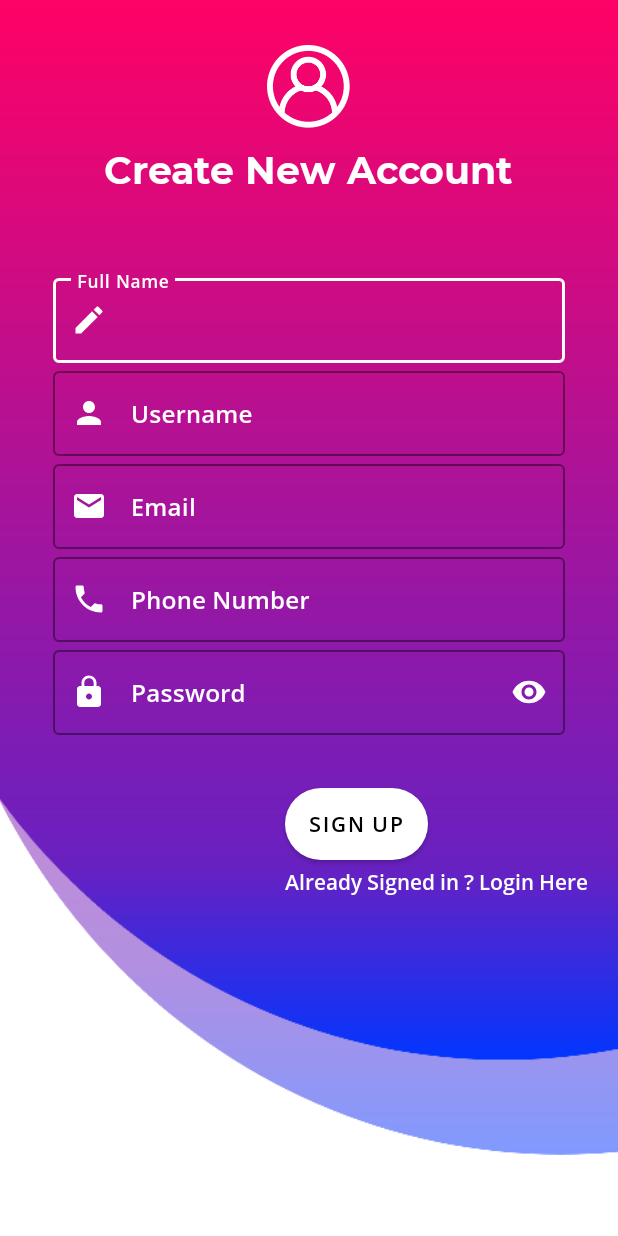
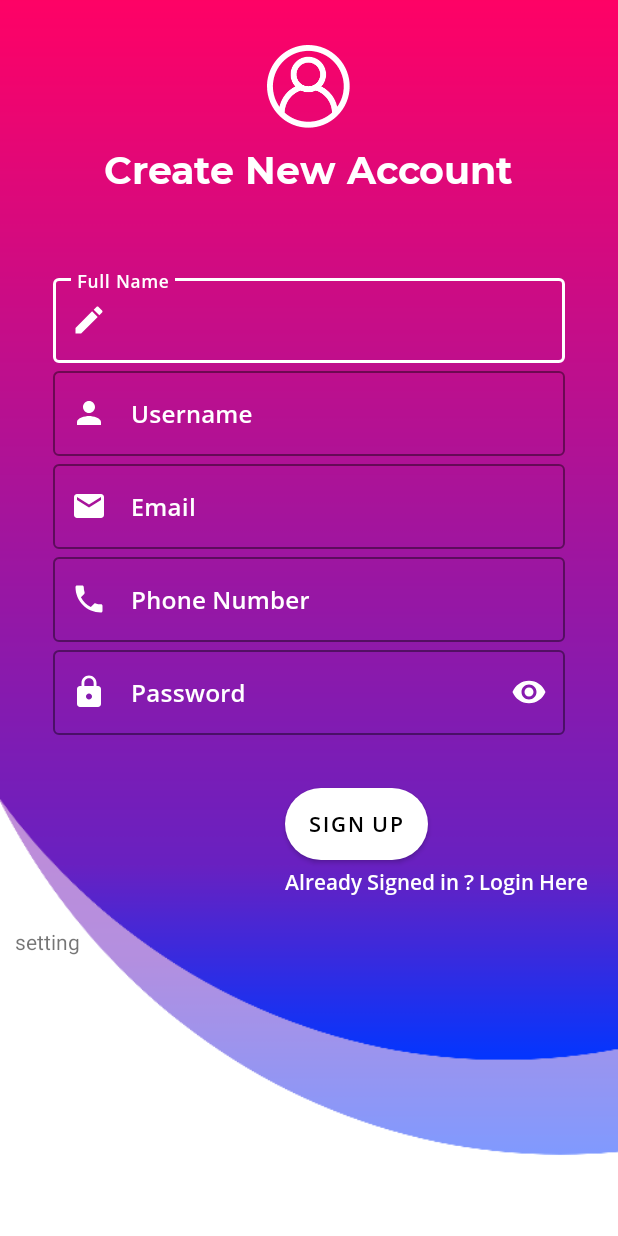
Before and after one commit to shubhamgautam1211/new_user, an Android app: the screen it shows after launch (MainActivity), on a phone screen of 412 x 824 dp. Run offline under Robolectric (Android 15) with nearby library versions, the light colour scheme and no system bars.

Commit message:
2nd commit - try

```diff
--- a/app/src/main/res/layout-v21/activity_main.xml
+++ b/app/src/main/res/layout-v21/activity_main.xml
@@ -211,6 +211,13 @@
             android:fontFamily="@font/osemibold">
         </TextView>
 
+        <TextView
+            android:layout_width="wrap_content"
+            android:layout_height="wrap_content"
+            android:text="setting">
+
+        </TextView>
+
 
     </LinearLayout>
 
```
